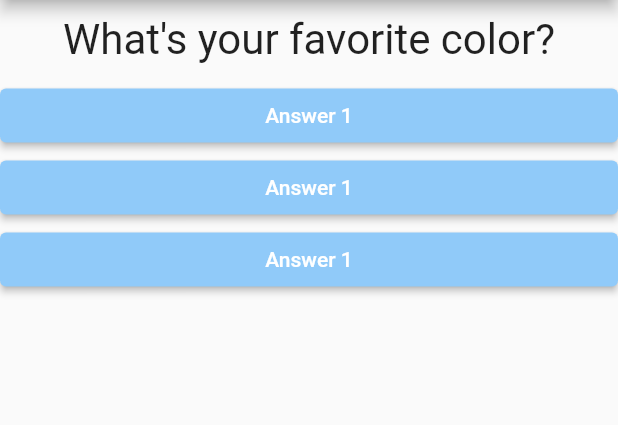
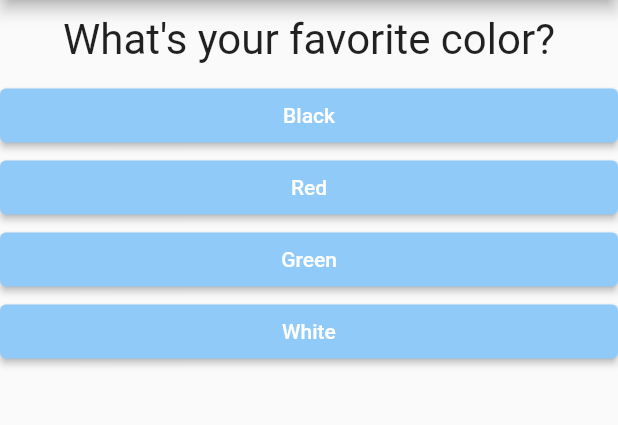
Before and after one commit to DecodingGreatness/Flutter, a Flutter app: the screen it shows after launch, on a phone screen of 412 x 824 dp, the part 84-509 px from its top. Run offline on Flutter 3.47's test engine with Material 2 defaults, Android fonts, the phone set to English and light mode, and no system bars.

Commit message:
added answer and question into map, also created function for answer

```diff
--- a/lib/answer.dart
+++ b/lib/answer.dart
@@ -2,7 +2,9 @@ import 'package:flutter/material.dart';
 
 class Answer extends StatelessWidget {
   final Function selectHandler;
-  Answer(this.selectHandler);
+  final String answerText;
+
+  Answer(this.selectHandler, this.answerText);
 
   @override
   Widget build(BuildContext content) {
@@ -12,7 +14,7 @@ class Answer extends StatelessWidget {
         style: ButtonStyle(
           backgroundColor: MaterialStateProperty.all(Colors.blue[200]),
         ),
-        child: Text('Answer 1'),
+        child: Text(answerText),
         onPressed: selectHandler,
       ),
     );
--- a/lib/main.dart
+++ b/lib/main.dart
@@ -26,8 +26,18 @@ class _MyAppState extends State<MyApp> {
   @override
   Widget build(BuildContext context) {
     var questions = [
-      'What\'s your favorite color?',
-      'What\'s your favortie animal?',
+      {
+        'questionText': 'What\'s your favorite color?',
+        'answers': ['Black', 'Red', 'Green', 'White'],
+      },
+      {
+        'questionText': 'What\'s your favortie animal?',
+        'answers': ['Rabbit', 'Snake', 'Elephant', 'Lion'],
+      },
+      {
+        'questionText': 'Who\'s your favortie instructor?',
+        'answers': ['Max', 'Peter', 'John', 'Sammy'],
+      }
     ];
     return MaterialApp(
       home: Scaffold(
@@ -36,10 +46,11 @@ class _MyAppState extends State<MyApp> {
         ),
         body: Column(
           children: [
-            Question(questions[_questionIndex]),
-            Answer(_answerQuestion),
-            Answer(_answerQuestion),
-            Answer(_answerQuestion),
+            Question(questions[_questionIndex]['questionText']),
+            ...(questions[_questionIndex]['answers'] as List<String>)
+                .map((answer) {
+              return Answer(_answerQuestion, answer);
+            }).toList()
           ],
         ),
       ),
```
